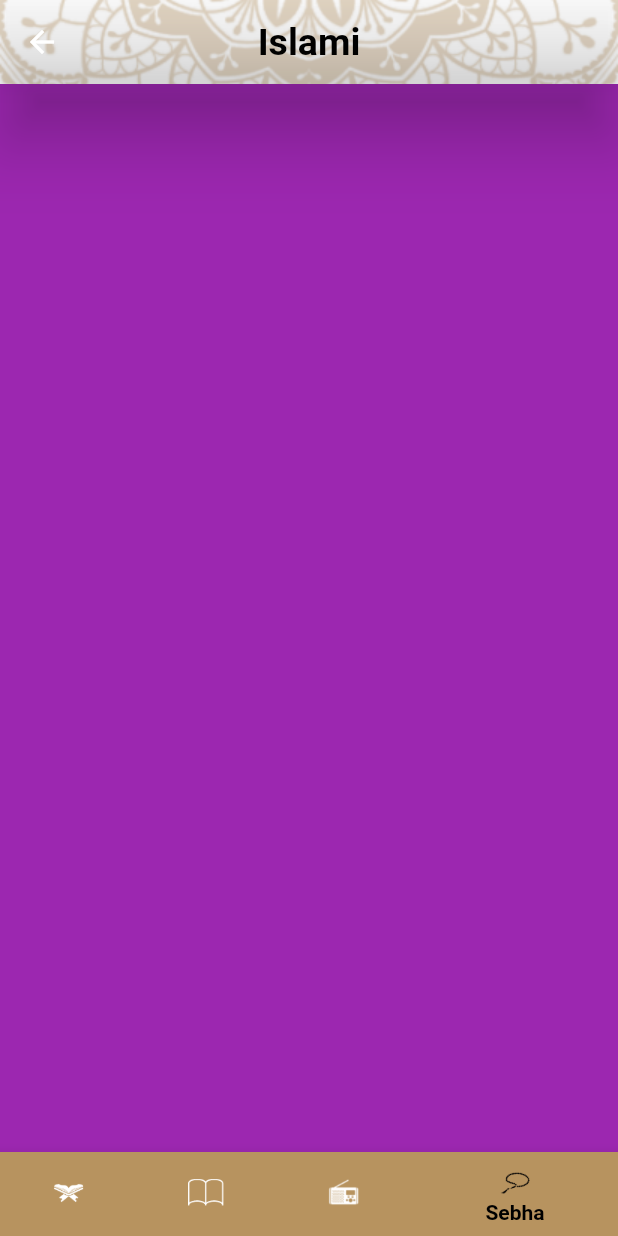
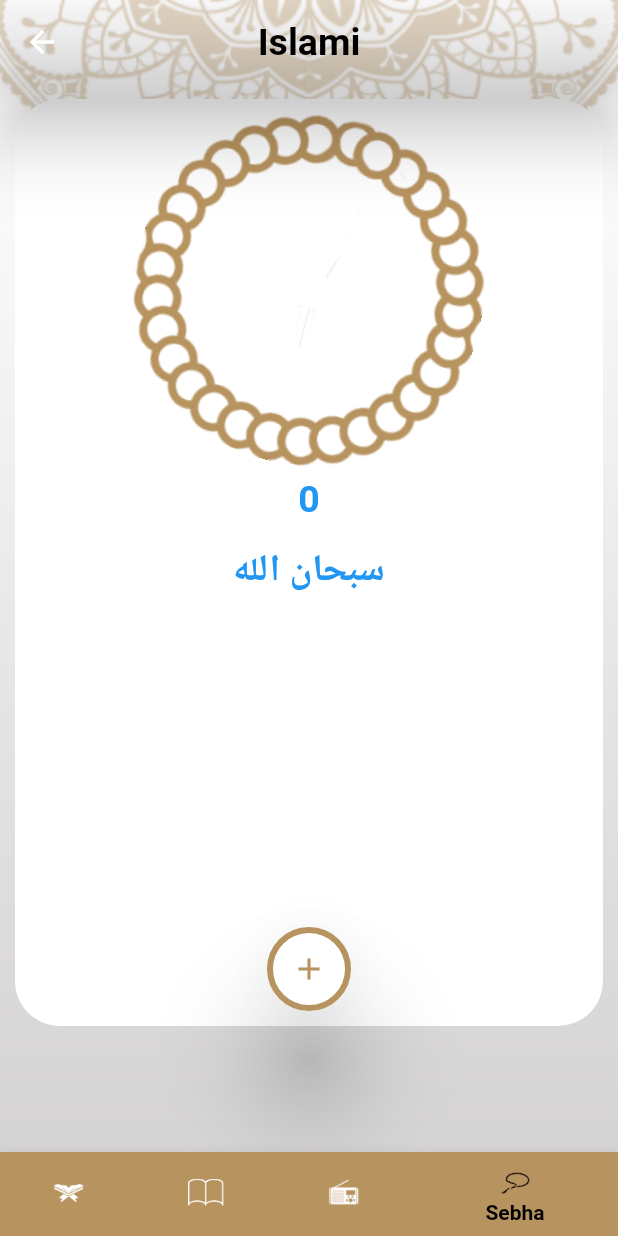
Before and after one commit to moooooo007/islami, a Flutter app: the home screen opened by its route, item 4 of the bottom bar chosen, on a phone screen of 412 x 824 dp. Run offline on Flutter 3.47's test engine with Material 2 defaults, Android fonts, the phone set to English and light mode, and no system bars; our stand-ins replace animated_text_kit.

Commit message:
sebha tab

```diff
--- a/lib/screens/Sebha_tab.dart
+++ b/lib/screens/Sebha_tab.dart
@@ -1,12 +1,81 @@
+import 'package:flutter/cupertino.dart';
 import 'package:flutter/material.dart';
+import 'package:islami/screens/mycolor.dart';
 
-class sebha extends StatelessWidget {
+class sebha extends StatefulWidget {
+  @override
+  State<sebha> createState() => _sebhaState();
+}
 
+class _sebhaState extends State<sebha> {
+int count = 0 ;
+
+String Show ="سبحان الله";
 
   @override
   Widget build(BuildContext context) {
-    return Container(
-      color: Colors.purple,
+    return Column(
+      crossAxisAlignment: CrossAxisAlignment.stretch,
+      children: [
+      Container(
+      alignment: Alignment.center,
+      width: MediaQuery.of(context).size.width*0.85,
+      height: MediaQuery.of(context).size.height*0.75,
+      margin: const EdgeInsets.all(10),
+      padding: const EdgeInsets.all(10),
+      decoration: BoxDecoration(
+          color: Colors.white,
+          borderRadius: BorderRadius.circular(30)
+      ),
+        child: Column(
+          children: [
+            RotationTransition(turns: AlwaysStoppedAnimation(15/360),
+              child:Image.asset("assets/images/body_sebha_logo.png",fit: BoxFit.fill,centerSlice: Rect.largest,),),
+
+            Container(
+                alignment: Alignment.center,
+                margin: EdgeInsets.all(8),
+                child: Text("$count",style:
+                TextStyle(color: Colors.blue,fontSize: 25,fontWeight: FontWeight.bold),textDirection: TextDirection.rtl,)),
+            Container(
+              alignment: Alignment.center,
+              margin: EdgeInsets.all(8),
+                child: Text("$Show",style:
+                TextStyle(color: Colors.blue,fontSize: 25,fontWeight: FontWeight.bold,),textDirection: TextDirection.rtl,)),
+            Spacer(),
+           FloatingActionButton(
+              onPressed: (){
+                clicked();
+
+              },
+              child:  Icon(Icons.add,color: mycolor.primaryColor,),
+              backgroundColor: Colors.white,
+              elevation: 30,
+              shape:  StadiumBorder(
+                  side: BorderSide(color: mycolor.primaryColor,width: 4)
+              ),
+            ),
+
+          ],
+        ),
+    )
+      ],
     );
+
+  }
+
+  void clicked() {
+    count++;
+      if(count<=33){
+    Show ="سبحان الله";
+      }else if(count<=66){
+    Show = "الحمد لله";
+      }else if (count<=99){
+    Show ="الله أكبر";
+     }else if (count ==100){
+    Show = "لا حول ولا قوم الا بالله العلى العظيم";
+    count = 0;
+  } setState(() {
+      });
   }
 }
```
